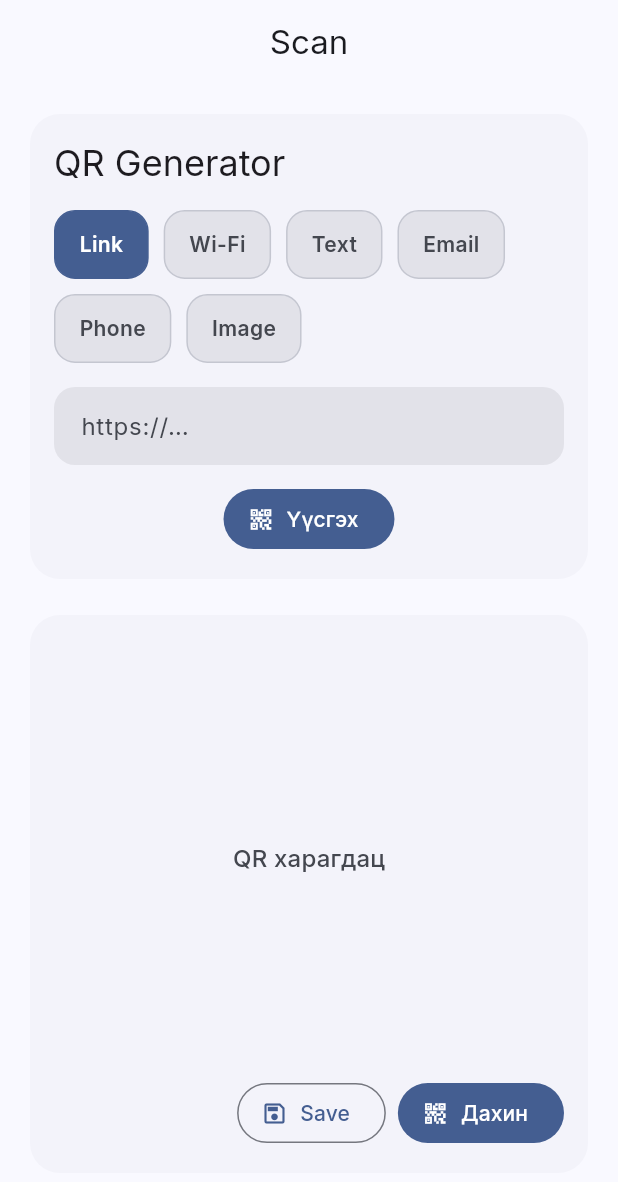
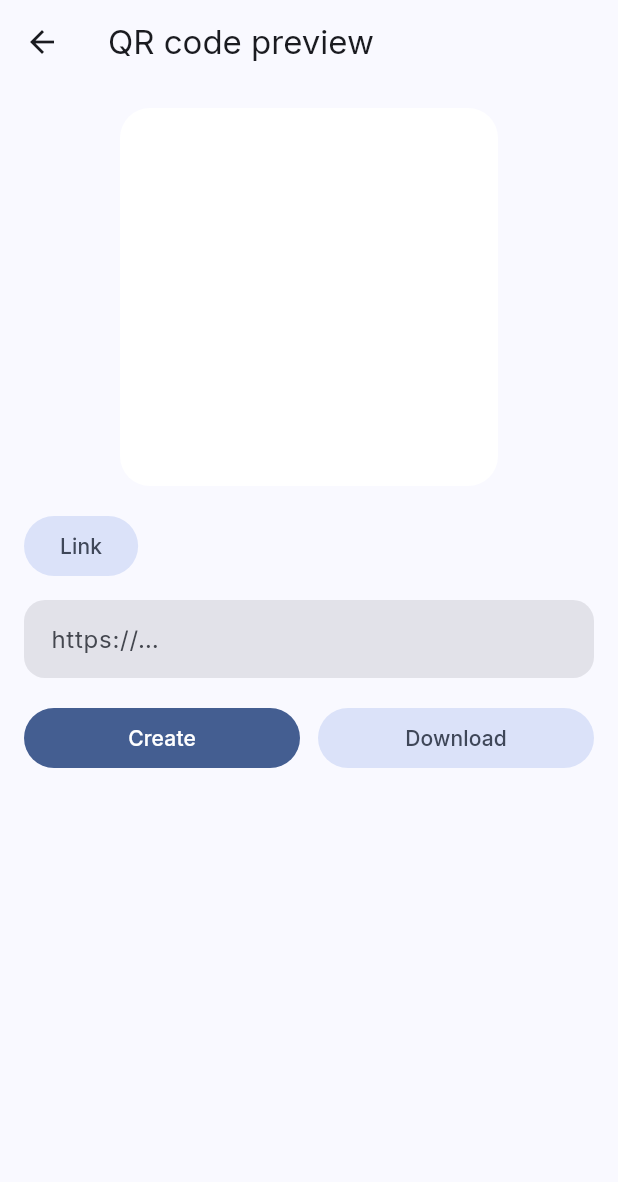
Before and after one commit to TheMinus7/Flutter-Scan-app, a Flutter app: the screen it shows after launch, after a tap on "Link", on a phone screen of 412 x 824 dp. Shown: the top 1182 px of the screen. Run offline on Flutter 3.47's test engine with Material 3 defaults, Android fonts, the phone set to English and light mode, and no system bars; our stand-ins replace go_router, google_fonts, qr_flutter.

Commit message:
bek ynzlav

```diff
--- a/lib/main.dart
+++ b/lib/main.dart
@@ -1,22 +1,22 @@
 import 'package:flutter/material.dart';
-import 'router/app_router.dart';
 import 'theme/app_theme.dart';
+import 'ui/pages/shell_page.dart';
 
 void main() {
-  WidgetsFlutterBinding.ensureInitialized();
-  runApp(const App());
+  runApp(const ScanApp());
 }
 
-class App extends StatelessWidget {
-  const App({super.key});
+class ScanApp extends StatelessWidget {
+  const ScanApp({super.key});
   @override
   Widget build(BuildContext context) {
-    return MaterialApp.router(
+    return MaterialApp(
       title: 'Scan',
       debugShowCheckedModeBanner: false,
       theme: AppTheme.light(),
       darkTheme: AppTheme.dark(),
-      routerConfig: appRouter,
+      themeMode: ThemeMode.system,
+      home: const ShellPage(),
     );
   }
 }
--- /dev/null
+++ b/lib/ui/pages/generator_page.dart
@@ -0,0 +1,150 @@
+import 'package:flutter/material.dart';
+import 'package:qr_flutter/qr_flutter.dart';
+import 'home_page.dart' show QrType; // reuse enum from your file
+
+class GeneratorPage extends StatefulWidget {
+  final QrType initialType;
+  const GeneratorPage({super.key, required this.initialType});
+
+  @override
+  State<GeneratorPage> createState() => _GeneratorPageState();
+}
+
+class _GeneratorPageState extends State<GeneratorPage> {
+  late QrType selected;
+  final linkCtrl = TextEditingController();
+  final wifiSsid = TextEditingController();
+  final wifiPass = TextEditingController();
+  final textCtrl = TextEditingController();
+  final emailAddr = TextEditingController();
+  final emailSubj = TextEditingController();
+  final phoneCtrl = TextEditingController();
+  String data = '';
+
+  @override
+  void initState() {
+    super.initState();
+    selected = widget.initialType;
+  }
+
+  @override
+  void dispose() {
+    linkCtrl.dispose(); wifiSsid.dispose(); wifiPass.dispose();
+    textCtrl.dispose(); emailAddr.dispose(); emailSubj.dispose(); phoneCtrl.dispose();
+    super.dispose();
+  }
+
+  String buildData() {
+    switch (selected) {
+      case QrType.link:
+        return linkCtrl.text.trim();
+      case QrType.wifi:
+        final ssid = wifiSsid.text.trim();
+        final p = wifiPass.text;
+        return 'WIFI:T:WPA;S:$ssid;P:$p;;';
+      case QrType.text:
+        return textCtrl.text;
+      case QrType.email:
+        final to = Uri.encodeComponent(emailAddr.text.trim());
+        final sub = Uri.encodeComponent(emailSubj.text);
+        return 'mailto:$to?subject=$sub';
+      case QrType.phone:
+        return 'tel:${phoneCtrl.text.trim()}';
+      case QrType.image:
+        return linkCtrl.text.trim();
+    }
+  }
+
+  void generate() => setState(() => data = buildData());
+
+  @override
+  Widget build(BuildContext context) {
+    final cs = Theme.of(context).colorScheme;
+
+    return Scaffold(
+      appBar: AppBar(leading: const BackButton(), title: const Text('QR code preview')),
+      body: SafeArea(
+        child: ListView(
+          padding: const EdgeInsets.all(16),
+          children: [
+            Center(
+              child: Container(
+                padding: const EdgeInsets.all(16),
+                decoration: BoxDecoration(color: Colors.white, borderRadius: BorderRadius.circular(20)),
+                child: data.isEmpty
+                    ? const SizedBox(height: 220, width: 220)
+                    : QrImageView(
+                        data: data,
+                        version: QrVersions.auto,
+                        size: 220,
+                        backgroundColor: Colors.white,
+                        eyeStyle: const QrEyeStyle(color: Colors.black, eyeShape: QrEyeShape.square),
+                        dataModuleStyle: const QrDataModuleStyle(color: Colors.black, dataModuleShape: QrDataModuleShape.square),
+                      ),
+              ),
+            ),
+            const SizedBox(height: 16),
+
+            Align(
+              alignment: Alignment.centerLeft,
+              child: FilledButton.tonal(
+                onPressed: () {},
+                child: Text(switch (selected) {
+                  QrType.link => 'Link',
+                  QrType.wifi => 'Wi-Fi',
+                  QrType.text => 'Text',
+                  QrType.email => 'Email',
+                  QrType.phone => 'Phone',
+                  QrType.image => 'Image',
+                }),
+              ),
+            ),
+            const SizedBox(height: 12),
+            _form(cs),
+
+            const SizedBox(height: 16),
+            Row(
+              children: [
+                Expanded(child: FilledButton(onPressed: generate, child: const Text('Create'))),
+                const SizedBox(width: 12),
+                Expanded(child: FilledButton.tonal(onPressed: () {}, child: const Text('Download'))),
+              ],
+            ),
+          ],
+        ),
+      ),
+    );
+  }
+
+  Widget _form(ColorScheme cs) {
+    InputDecoration deco(String h) => InputDecoration(
+      hintText: h,
+      filled: true,
+      fillColor: cs.surfaceContainerHighest,
+      border: OutlineInputBorder(borderRadius: BorderRadius.circular(14), borderSide: BorderSide.none),
+      contentPadding: const EdgeInsets.symmetric(horizontal: 14, vertical: 14),
+    );
+
+    switch (selected) {
+      case QrType.link:
+      case QrType.image:
+        return TextField(controller: linkCtrl, keyboardType: TextInputType.url, decoration: deco('https://…'));
+      case QrType.text:
+        return TextField(controller: textCtrl, maxLines: 3, decoration: deco('Текст…'));
+      case QrType.email:
+        return Column(children: [
+          TextField(controller: emailAddr, keyboardType: TextInputType.emailAddress, decoration: deco('email@example.com')),
+          const SizedBox(height: 10),
+          TextField(controller: emailSubj, decoration: deco('Subject')),
+        ]);
+      case QrType.wifi:
+        return Column(children: [
+          TextField(controller: wifiSsid, decoration: deco('SSID')),
+          const SizedBox(height: 10),
+          TextField(controller: wifiPass, obscureText: true, decoration: deco('Password')),
+        ]);
+      case QrType.phone:
+        return TextField(controller: phoneCtrl, keyboardType: TextInputType.phone, decoration: deco('+976…'));
+    }
+  }
+}
--- /dev/null
+++ b/lib/ui/pages/shell_page.dart
@@ -0,0 +1,35 @@
+import 'package:flutter/material.dart';
+import 'type_picker_page.dart';
+import 'history_page.dart';
+import 'settings_page.dart';
+
+class ShellPage extends StatefulWidget {
+  const ShellPage({super.key});
+  @override
+  State<ShellPage> createState() => _ShellPageState();
+}
+
+class _ShellPageState extends State<ShellPage> {
+  int index = 0;
+
+  @override
+  Widget build(BuildContext context) {
+    final pages = [
+      const TypePickerPage(),
+      const HistoryPage(),
+      const SettingsPage(),
+    ];
+    return Scaffold(
+      body: SafeArea(child: pages[index]),
+      bottomNavigationBar: NavigationBar(
+        selectedIndex: index,
+        onDestinationSelected: (i) => setState(() => index = i),
+        destinations: const [
+          NavigationDestination(icon: Icon(Icons.add_box_outlined), selectedIcon: Icon(Icons.add_box), label: 'Create'),
+          NavigationDestination(icon: Icon(Icons.history), label: 'History'),
+          NavigationDestination(icon: Icon(Icons.settings), label: 'Settings'),
+        ],
+      ),
+    );
+  }
+}
--- /dev/null
+++ b/lib/ui/pages/type_picker_page.dart
@@ -0,0 +1,66 @@
+import 'package:flutter/material.dart';
+import 'generator_page.dart';
+import 'home_page.dart' show QrType; // reuse your enum
+
+class TypePickerPage extends StatelessWidget {
+  const TypePickerPage({super.key});
+
+  @override
+  Widget build(BuildContext context) {
+    final items = [
+      (Icons.picture_as_pdf, 'PDF', QrType.image),
+      (Icons.image, 'Image', QrType.image),
+      (Icons.text_fields, 'Text', QrType.text),
+      (Icons.wifi, 'Wi-Fi', QrType.wifi),
+      (Icons.link, 'Link', QrType.link),
+    ];
+
+    return Scaffold(
+      appBar: AppBar(leading: const BackButton(), title: const Text('Choose the type for QR')),
+      body: Padding(
+        padding: const EdgeInsets.all(16),
+        child: GridView.count(
+          crossAxisCount: 2,
+          mainAxisSpacing: 16,
+          crossAxisSpacing: 16,
+          childAspectRatio: .95,
+          children: [
+            for (final it in items)
+              _TypeCard(
+                icon: it.$1, label: it.$2,
+                onTap: () => Navigator.push(
+                  context,
+                  MaterialPageRoute(builder: (_) => GeneratorPage(initialType: it.$3)),
+                ),
+              ),
+          ],
+        ),
+      ),
+    );
+  }
+}
+
+class _TypeCard extends StatelessWidget {
+  final IconData icon; final String label; final VoidCallback onTap;
+  const _TypeCard({required this.icon, required this.label, required this.onTap});
+  @override
+  Widget build(BuildContext context) {
+    final cs = Theme.of(context).colorScheme;
+    return InkWell(
+      onTap: onTap,
+      borderRadius: BorderRadius.circular(18),
+      child: Container(
+        decoration: BoxDecoration(
+          color: cs.primary.withOpacity(.25),
+          borderRadius: BorderRadius.circular(18),
+        ),
+        padding: const EdgeInsets.all(16),
+        child: Column(mainAxisAlignment: MainAxisAlignment.center, children: [
+          Icon(icon, size: 40, color: cs.onPrimaryContainer),
+          const SizedBox(height: 12),
+          Text(label, style: Theme.of(context).textTheme.titleMedium),
+        ]),
+      ),
+    );
+  }
+}
--- a/pubspec.yaml
+++ b/pubspec.yaml
@@ -9,10 +9,10 @@ environment:
 dependencies:
   flutter:
     sdk: flutter
-  go_router: ^14.2.3
+  go_router: ^17.0.1
   google_fonts: ^6.2.1
   flutter_svg: ^2.0.10+1
-  intl: ^0.19.0
+  intl: ^0.20.2
   qr_flutter: ^4.1.0
 
 dev_dependencies:
```
Also changed, not shown: lib/ui/pages/history_page.dart (added, +34 -0 lines), lib/ui/pages/settings_page.dart (added, +103 -0 lines), pubspec.lock.
